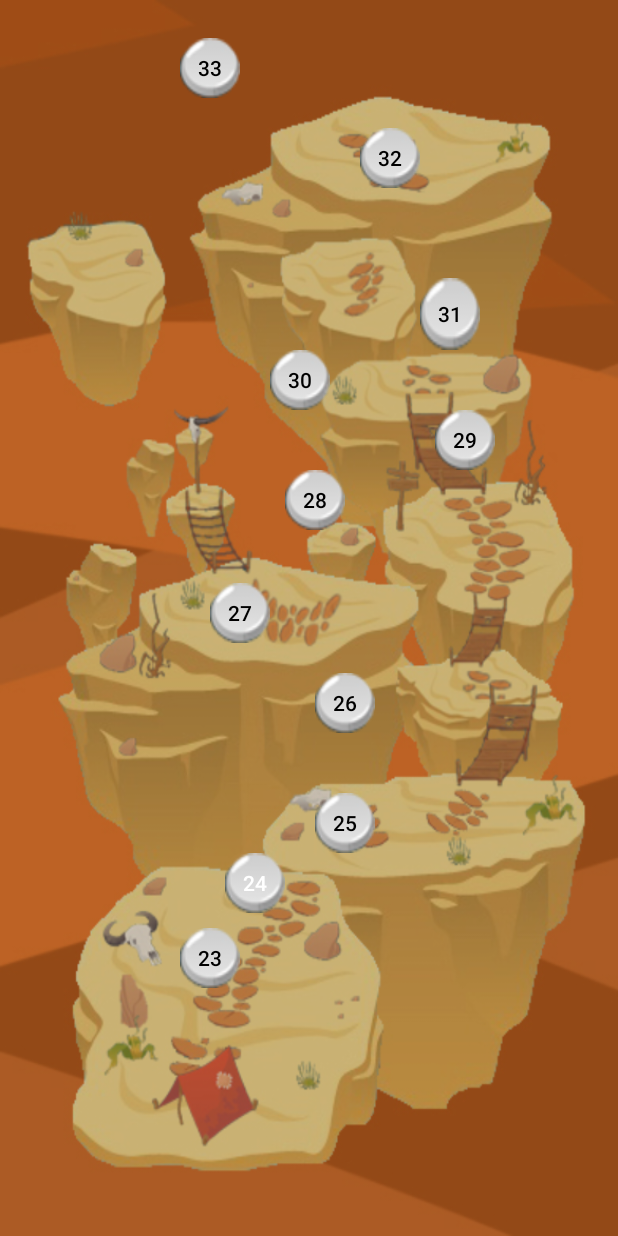
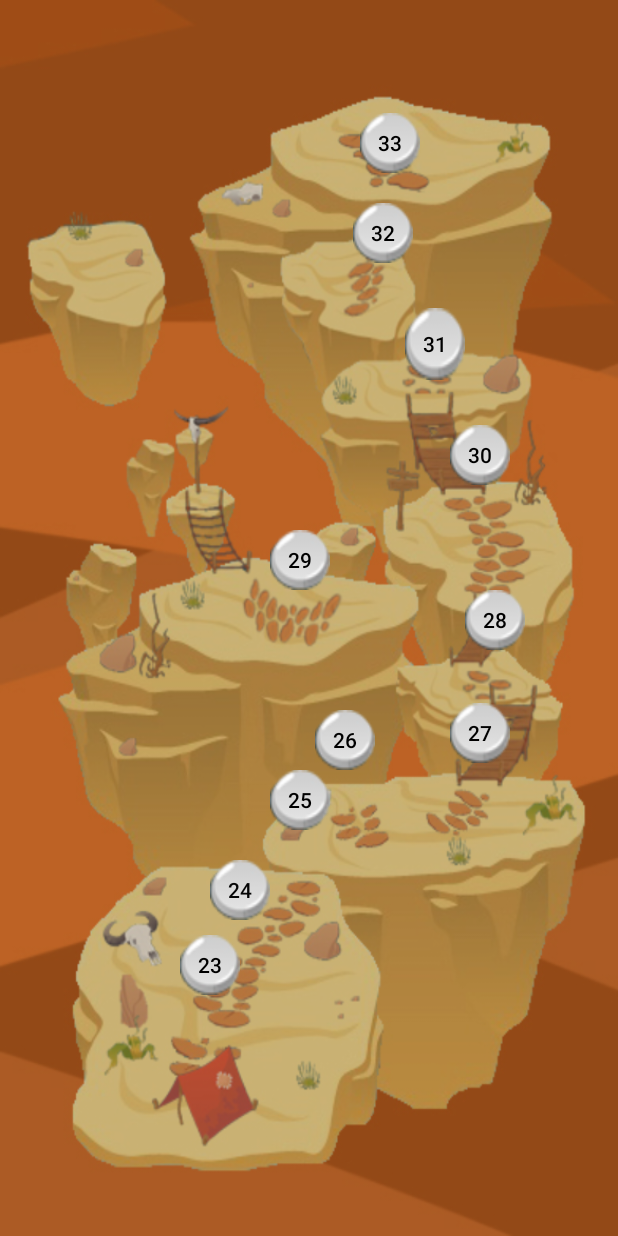
Before and after one commit to OzanFirat/Quiz, an Android app: the lvlOverview3 screen opened directly, with no data from a screen before it, on a phone screen of 412 x 824 dp. Run offline under Robolectric (Android 15) with nearby library versions, the phone set to English and light mode, and no system bars.

Commit message:
lvlOverview8 neu

```diff
--- a/app/src/main/res/layout/activity_lvl_overview3.xml
+++ b/app/src/main/res/layout/activity_lvl_overview3.xml
@@ -43,8 +43,8 @@
                     android:id="@+id/buttonlvl33"
                     android:layout_width="40dp"
                     android:layout_height="40dp"
-                    android:layout_marginLeft="120dp"
-                    android:layout_marginTop="20dp"
+                    android:layout_marginLeft="240dp"
+                    android:layout_marginTop="70dp"
                     android:layout_marginBottom="20dp"
                     android:background="@drawable/ckeckpoint_1"
                     android:drawablePadding="10dp"
@@ -55,8 +55,8 @@
                     android:id="@+id/buttonlvl32"
                     android:layout_width="40dp"
                     android:layout_height="40dp"
-                    android:layout_marginLeft="240dp"
-                    android:layout_marginBottom="60dp"
+                    android:layout_marginLeft="235dp"
+                    android:layout_marginBottom="30dp"
                     android:background="@drawable/ckeckpoint_1"
                     android:drawablePadding="10dp"
                     android:text="32"
@@ -66,7 +66,7 @@
                     android:id="@+id/buttonlvl31"
                     android:layout_width="40dp"
                     android:layout_height="48dp"
-                    android:layout_marginLeft="280dp"
+                    android:layout_marginLeft="270dp"
                     android:background="@drawable/ckeckpoint_1"
                     android:text="31"
                     android:textColor="#000000" />
@@ -87,7 +87,8 @@
                     android:layout_width="40dp"
                     android:layout_height="40dp"
 
-                    android:layout_marginLeft="180dp"
+                    android:layout_marginLeft="300dp"
+                    android:layout_marginTop="30dp"
                     android:background="@drawable/ckeckpoint_1"
                     android:drawablePadding="10dp"
                     android:text="30"
@@ -97,7 +98,8 @@
                     android:id="@+id/buttonlvl29"
                     android:layout_width="40dp"
                     android:layout_height="40dp"
-                    android:layout_marginLeft="290dp"
+                    android:layout_marginLeft="180dp"
+                    android:layout_marginTop="30dp"
                     android:background="@drawable/ckeckpoint_1"
                     android:drawablePadding="10dp"
                     android:text="29"
@@ -107,7 +109,7 @@
                     android:id="@+id/buttonlvl28"
                     android:layout_width="40dp"
                     android:layout_height="40dp"
-                    android:layout_marginLeft="190dp"
+                    android:layout_marginLeft="310dp"
                     android:background="@drawable/ckeckpoint_1"
                     android:drawablePadding="10dp"
                     android:text="28"
@@ -122,40 +124,29 @@
             <LinearLayout
                 android:layout_width="match_parent"
                 android:layout_height="match_parent"
-                android:orientation="vertical">
-
-                <Button
-                    android:id="@+id/buttonlvl27"
-                    android:layout_width="40dp"
-                    android:layout_height="40dp"
-                    android:layout_marginLeft="140dp"
-                    android:layout_marginTop="35dp"
-                    android:background="@drawable/ckeckpoint_1"
-                    android:text="27"
-                    android:textColor="#000000" />
+                android:orientation="horizontal">
 
                 <Button
                     android:id="@+id/buttonlvl26"
                     android:layout_width="40dp"
                     android:layout_height="40dp"
                     android:layout_marginLeft="210dp"
-                    android:layout_marginTop="20dp"
+                    android:layout_marginTop="40dp"
                     android:background="@drawable/ckeckpoint_1"
                     android:drawablePadding="10dp"
                     android:text="26"
                     android:textColor="#000000" />
 
                 <Button
-                    android:id="@+id/buttonlvl25"
-
+                    android:id="@+id/buttonlvl27"
                     android:layout_width="40dp"
                     android:layout_height="40dp"
-                    android:layout_marginLeft="210dp"
-                    android:layout_marginTop="40dp"
+                    android:layout_marginLeft="50dp"
+                    android:layout_marginTop="35dp"
                     android:background="@drawable/ckeckpoint_1"
-                    android:drawablePadding="10dp"
-                    android:text="25"
+                    android:text="27"
                     android:textColor="#000000" />
+
             </LinearLayout>
         </TableRow>
 
@@ -169,13 +160,26 @@
                 android:orientation="vertical">
 
                 <Button
+                    android:id="@+id/buttonlvl25"
+
+                    android:layout_width="40dp"
+                    android:layout_height="40dp"
+                    android:layout_marginLeft="180dp"
+                    android:background="@drawable/ckeckpoint_1"
+                    android:drawablePadding="10dp"
+                    android:text="25"
+                    android:textColor="#000000" />
+
+                <Button
                     android:id="@+id/buttonlvl24"
                     android:layout_width="40dp"
                     android:layout_height="40dp"
-                    android:layout_marginLeft="150dp"
+                    android:layout_marginLeft="140dp"
+                    android:layout_marginTop="20dp"
                     android:background="@drawable/ckeckpoint_1"
                     android:drawablePadding="10dp"
-                    android:text="24" />
+                    android:text="24"
+                    android:textColor="#050505" />
 
                 <Button
                     android:id="@+id/buttonlvl23"
@@ -183,6 +187,7 @@
                     android:layout_height="40dp"
                     android:layout_marginLeft="120dp"
                     android:layout_marginTop="10dp"
+                    android:layout_marginBottom="20dp"
                     android:background="@drawable/ckeckpoint_1"
                     android:text="23"
                     android:textColor="#000000" />
```
